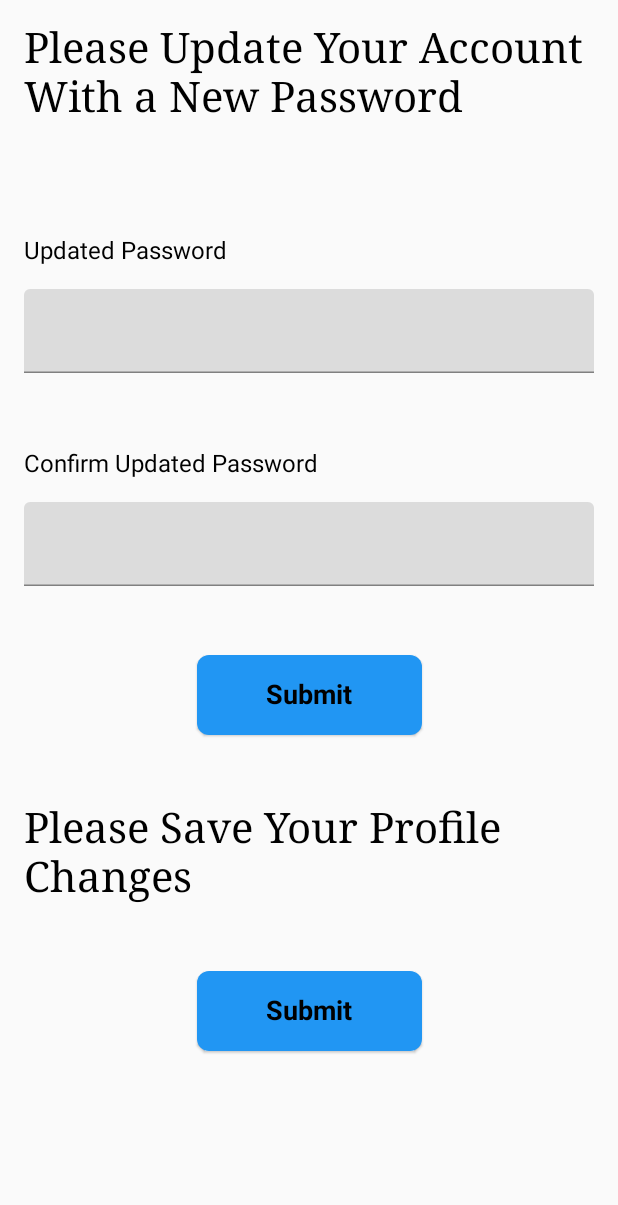
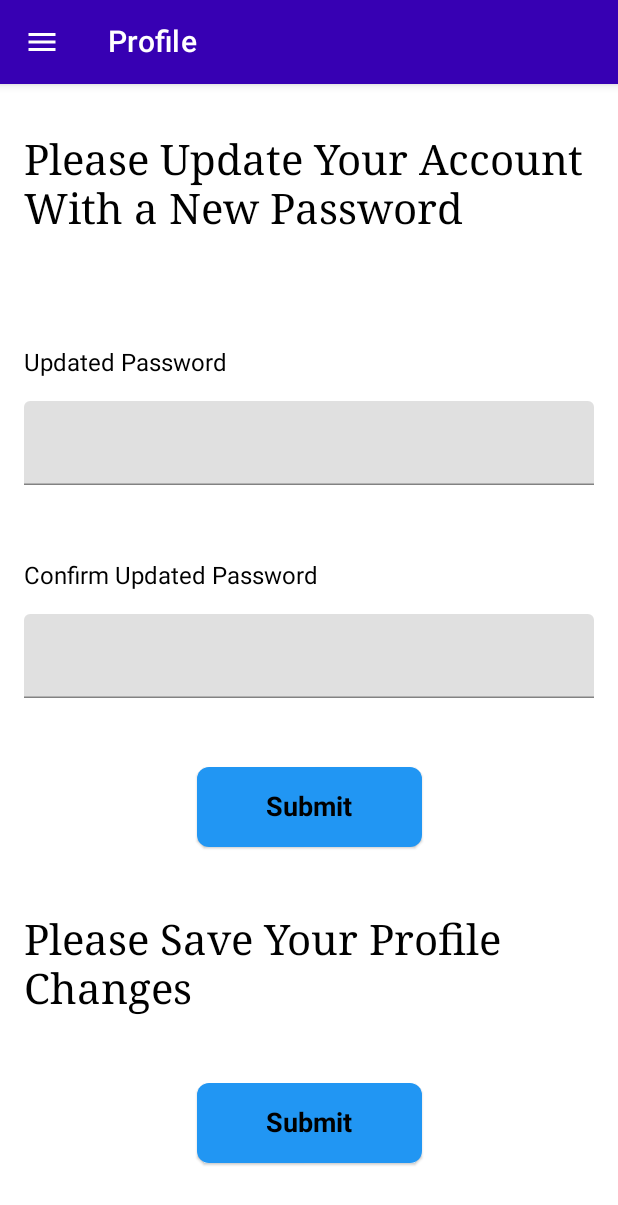
Before and after one commit to KhaledK1123/Project1-LetsGoV2, an Android app built with Jetpack Compose: the screen it shows after launch (UpdateProfile), after a tap on "Login", on a phone screen of 412 x 824 dp. Shown: the top 1205 px of the screen. Run offline under Robolectric (Android 15) with nearby library versions, the phone set to English and light mode, and no system bars.

Commit message:
added topappbar with nav.

```diff
--- a/app/build.gradle
+++ b/app/build.gradle
@@ -46,13 +46,16 @@ android {
 }
 
 dependencies {
+    def nav_version = "2.4.1"
 
+    implementation("androidx.navigation:navigation-compose:$nav_version")
     implementation 'androidx.core:core-ktx:1.7.0'
     implementation "androidx.compose.ui:ui:$compose_version"
     implementation "androidx.compose.material:material:$compose_version"
     implementation "androidx.compose.ui:ui-tooling-preview:$compose_version"
     implementation 'androidx.lifecycle:lifecycle-runtime-ktx:2.3.1'
     implementation 'androidx.activity:activity-compose:1.3.1'
+    implementation 'androidx.navigation:navigation-runtime-ktx:2.4.1'
     testImplementation 'junit:junit:4.13.2'
     androidTestImplementation 'androidx.test.ext:junit:1.1.3'
     androidTestImplementation 'androidx.test.espresso:espresso-core:3.4.0'
--- a/app/src/main/java/com/example/project1_letsgov2/CommunitiesManage.kt
+++ b/app/src/main/java/com/example/project1_letsgov2/CommunitiesManage.kt
@@ -28,9 +28,7 @@ class CommunitiesManage : ComponentActivity() {
                 horizontalAlignment = Alignment.CenterHorizontally,
 
             ) {
-                    Default("My Communities")
-                    Default("You are not part of any communities.... Find one you like or create your own!")
-                    StartCommunity()
+
             }
         }
     }
--- a/app/src/main/java/com/example/project1_letsgov2/EventsManage.kt
+++ b/app/src/main/java/com/example/project1_letsgov2/EventsManage.kt
@@ -28,9 +28,7 @@ class EventsManage : ComponentActivity() {
                 horizontalAlignment = Alignment.CenterHorizontally,
 
                 ) {
-                SimpleText1("My Events")
-                Default("You are not part of any Events.... Find one you like or create your own!")
-                StartEvent()
+
             }
         }
     }
--- a/app/src/main/java/com/example/project1_letsgov2/MainActivity.kt
+++ b/app/src/main/java/com/example/project1_letsgov2/MainActivity.kt
@@ -8,11 +8,8 @@ import androidx.compose.foundation.ExperimentalFoundationApi
 import androidx.compose.foundation.layout.*
 import androidx.compose.foundation.shape.RoundedCornerShape
 import androidx.compose.material.*
-import androidx.compose.runtime.Composable
-import androidx.compose.runtime.getValue
-import androidx.compose.runtime.mutableStateOf
+import androidx.compose.runtime.*
 import androidx.compose.runtime.saveable.rememberSaveable
-import androidx.compose.runtime.setValue
 import androidx.compose.ui.Alignment
 import androidx.compose.ui.Modifier
 import androidx.compose.ui.graphics.Color
@@ -23,6 +20,13 @@ import androidx.compose.ui.text.font.FontWeight
 import androidx.compose.ui.text.style.TextAlign
 import androidx.compose.ui.unit.dp
 import androidx.compose.ui.unit.sp
+import kotlinx.coroutines.launch
+import androidx.navigation.compose.rememberNavController
+import androidx.navigation.compose.NavHost
+import androidx.navigation.compose.composable
+import androidx.compose.runtime.Composable
+import com.example.project1_letsgov2.ui.Drawer
+import com.example.project1_letsgov2.ui.DrawerScreen
 
 class MainActivity : ComponentActivity() {
     @ExperimentalFoundationApi
@@ -206,3 +210,104 @@ fun CreateAccountButton() {
         }
     }
 }
+
+@Composable
+fun AppMainScreen(){
+
+    val navController= rememberNavController()
+    Surface(
+        color=MaterialTheme.colors.background
+
+    ) {
+
+        var drawerState= rememberDrawerState(DrawerValue.Closed )
+        var scope= rememberCoroutineScope() //corouitines
+        var openDrawer = {
+
+            scope.launch {
+
+                drawerState.open()
+            }
+        }
+
+        //ModalDrawer
+
+        ModalDrawer(
+
+            drawerState=drawerState,
+            gesturesEnabled = drawerState.isOpen,
+            drawerContent = {
+
+                Drawer(onDestinationClicked = { route ->
+
+                    scope.launch {
+
+                        drawerState.close()
+
+                    }
+                    navController.navigate(route)
+                    {
+                        popUpTo=navController.graph.startDestinationId //replaced
+                        //popUpToId=navController.graph.startDestinationId
+                        launchSingleTop=true
+                    }
+                })
+            }
+
+
+        ) {
+
+            NavHost(navController = navController, startDestination = DrawerScreen.Profile.route)
+            {
+
+                composable(DrawerScreen.Profile.route)
+                {
+
+                    UpdateProfile (openDrawer ={
+
+                        openDrawer()
+                    }
+
+                    )
+                }
+
+                //2nd
+
+                composable(DrawerScreen.Communities.route)
+                {
+
+                    Communities (openDrawer ={
+
+                        openDrawer()
+                    }
+
+                    )
+                }
+
+                //3rd
+
+                composable(DrawerScreen.Events.route)
+                {
+
+                    Events ( openDrawer = {
+
+                        openDrawer()
+                    }
+                    )
+                }
+
+
+            }
+
+
+
+
+        }
+
+
+    }
+
+
+
+
+}
--- a/app/src/main/java/com/example/project1_letsgov2/UpdateProfile.kt
+++ b/app/src/main/java/com/example/project1_letsgov2/UpdateProfile.kt
@@ -33,18 +33,7 @@ class UpdateProfile() : ComponentActivity() {
                 horizontalAlignment = Alignment.CenterHorizontally
 
                 ) {
-                SimpleText4("Please Update Your Account With a New Password")
-
-                UpdatedPassword("Updated Password")
-                UpdatedPasswordBox()
-
-                ConfirmUpdatedPassword("Confirm Updated Password")
-                UpdatedPasswordBox2()
-
-                SubmitButton2()
-
-                SimpleText5("Please Save Your Profile Changes")
-                SubmitButton3()
+                AppMainScreen()
             }
         }
     }
--- /dev/null
+++ b/app/src/main/java/com/example/project1_letsgov2/ui/DataScreens.kt
@@ -0,0 +1,117 @@
+package com.example.project1_letsgov2
+
+import androidx.compose.foundation.ExperimentalFoundationApi
+import androidx.compose.foundation.layout.Arrangement
+import androidx.compose.foundation.layout.Column
+import androidx.compose.foundation.layout.fillMaxSize
+import androidx.compose.material.Icon
+import androidx.compose.material.IconButton
+import androidx.compose.material.Text
+import androidx.compose.material.TopAppBar
+import androidx.compose.material.icons.Icons
+import androidx.compose.material.icons.filled.Menu
+import androidx.compose.runtime.Composable
+import androidx.compose.ui.Alignment
+import androidx.compose.ui.Modifier
+import androidx.compose.ui.res.painterResource
+import com.example.project1_letsgov2.R
+import androidx.navigation.NavController
+
+@OptIn(ExperimentalFoundationApi::class)
+@Composable
+fun UpdateProfile(openDrawer:()->Unit)
+{
+    Column(
+
+        modifier=Modifier.fillMaxSize()
+    ) {
+
+
+        TopBar(title = "Profile",   buttonIcon =Icons.Filled.Menu,onButtonClicked = {openDrawer()})
+
+
+        Column(
+            modifier=Modifier.fillMaxSize(),
+            verticalArrangement = Arrangement.Center,
+            horizontalAlignment = Alignment.CenterHorizontally
+
+        ) {
+
+            SimpleText4("Please Update Your Account With a New Password")
+
+            UpdatedPassword("Updated Password")
+            UpdatedPasswordBox()
+
+            ConfirmUpdatedPassword("Confirm Updated Password")
+            UpdatedPasswordBox2()
+
+            SubmitButton2()
+
+            SimpleText5("Please Save Your Profile Changes")
+            SubmitButton3()
+
+        }
+
+    }
+
+
+}
+
+
+@Composable
+fun Communities(openDrawer:()->Unit)
+{
+    Column(
+
+        modifier=Modifier.fillMaxSize()
+    ) {
+
+
+        TopBar(title = "Communities",   buttonIcon =Icons.Filled.Menu,onButtonClicked = {openDrawer()})
+
+
+        Column(
+            modifier=Modifier.fillMaxSize(),
+            verticalArrangement = Arrangement.Center,
+            horizontalAlignment = Alignment.CenterHorizontally
+
+        ) {
+
+            Default("My Communities")
+            Default("You are not part of any communities.... Find one you like or create your own!")
+            StartCommunity()
+        }
+
+    }
+
+}
+
+
+@Composable
+fun Events(openDrawer:()->Unit)
+{
+    Column(
+
+        modifier=Modifier.fillMaxSize()
+    ) {
+
+
+        TopBar(title = "Events",   buttonIcon =Icons.Filled.Menu,onButtonClicked = {openDrawer()})
+
+
+        Column(
+            modifier=Modifier.fillMaxSize(),
+            verticalArrangement = Arrangement.Center,
+            horizontalAlignment = Alignment.CenterHorizontally
+
+        ) {
+            SimpleText1("My Events")
+            Default("You are not part of any Events.... Find one you like or create your own!")
+            StartEvent()
+            //Text(text = "Help Page Content goes here")
+        }
+
+    }
+
+
+}
--- /dev/null
+++ b/app/src/main/java/com/example/project1_letsgov2/ui/Drawer.kt
@@ -0,0 +1,59 @@
+package com.example.project1_letsgov2.ui
+
+import androidx.compose.foundation.Image
+import androidx.compose.foundation.clickable
+import androidx.compose.foundation.layout.*
+import androidx.compose.material.MaterialTheme
+import androidx.compose.material.Text
+import androidx.compose.runtime.Composable
+import androidx.compose.ui.Modifier
+import androidx.compose.ui.res.painterResource
+import androidx.compose.ui.tooling.preview.Preview
+import androidx.compose.ui.unit.dp
+//import com.example.navdrawercompose.R
+//import com.example.navdrawercompose.ui.theme.NavDrawerComposeTheme
+//import com.example.navdrawercompose.Model.data.Screens
+import com.example.project1_letsgov2.MainActivity
+import com.example.project1_letsgov2.ui.theme.Project1LetsGoV2Theme
+
+@Composable
+fun Drawer(
+
+    modifier: Modifier =Modifier,
+    onDestinationClicked:(route:String)->Unit
+
+)
+{
+    Column(
+        modifier
+            .fillMaxSize()
+            .padding(start = 24.dp, top = 48.dp)
+
+    ) {
+
+        //Image(painter = painterResource(R.drawable.kiwi) , contentDescription ="App Icon" )
+
+        Spacer(Modifier.height(24.dp))
+
+        Screens.forEach{screen->
+            Spacer(Modifier.height(24.dp))
+            Text(
+                text = screen.title,
+                style=MaterialTheme.typography.h5,
+                modifier=Modifier.clickable {onDestinationClicked(screen.route) })
+
+
+        }
+
+    }
+}
+@Preview
+@Composable
+fun DrawerPreview()
+{
+    Project1LetsGoV2Theme {
+
+        Drawer{}
+    }
+
+}
--- /dev/null
+++ b/app/src/main/java/com/example/project1_letsgov2/ui/DrawerScreen.kt
@@ -0,0 +1,19 @@
+package com.example.project1_letsgov2.ui
+
+sealed class DrawerScreen(val title:String, val route:String)
+{
+    object Profile:DrawerScreen("Profile","updateProfile")
+    object Communities:DrawerScreen("Communities","communities")
+    object Events:DrawerScreen("Events","events")
+
+
+}
+
+val Screens= listOf(
+    DrawerScreen.Profile,
+    DrawerScreen.Communities,
+    DrawerScreen.Events
+
+
+
+)
--- /dev/null
+++ b/app/src/main/java/com/example/project1_letsgov2/ui/UIComponents.kt
@@ -0,0 +1,18 @@
+package com.example.project1_letsgov2
+
+import androidx.compose.material.*
+import androidx.compose.runtime.Composable
+import androidx.compose.ui.graphics.vector.ImageVector
+
+@Composable
+fun TopBar(title:String, buttonIcon: ImageVector, onButtonClicked:()->Unit)
+{
+    TopAppBar(
+        title = { Text(text = title) },
+        navigationIcon={ IconButton(onClick = { onButtonClicked() }) {
+            Icon(buttonIcon,contentDescription = "")
+        }
+        },
+        backgroundColor = MaterialTheme.colors.primaryVariant
+    )
+}
```
